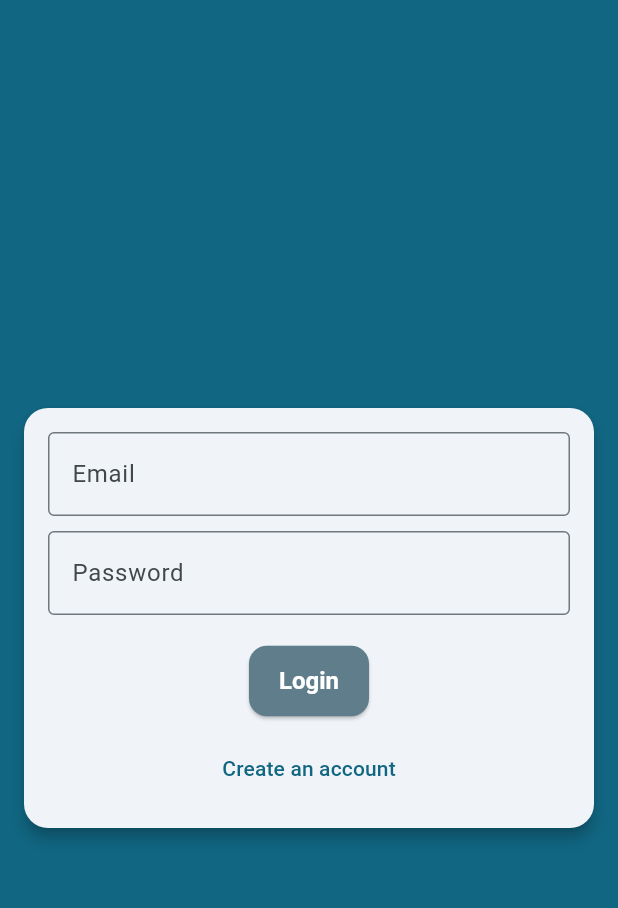
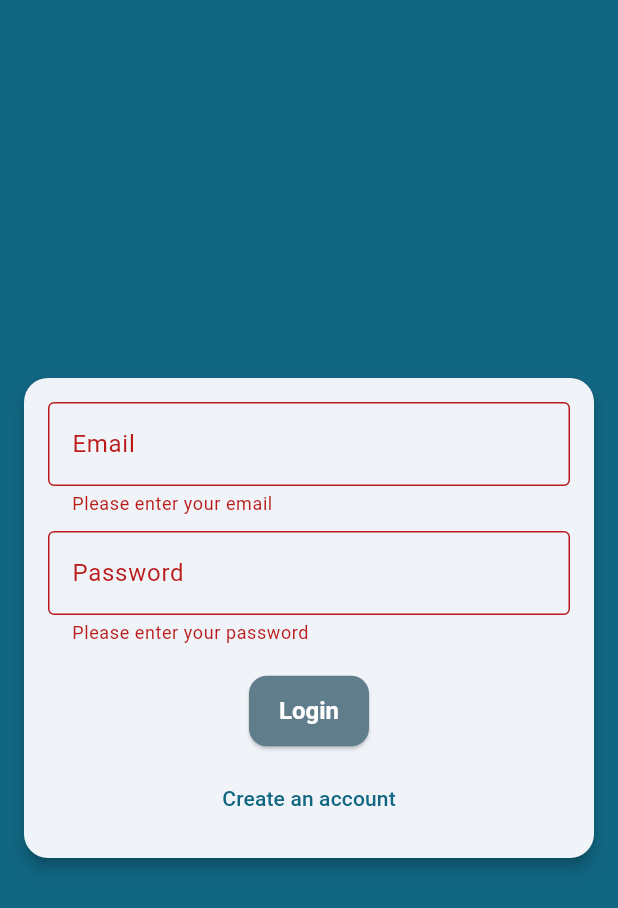
Before and after one commit to dilersik/chat_flutter, a Flutter app: the screen it shows after launch, after a tap on "Login", on a phone screen of 412 x 824 dp. Shown: the top 908 px of the screen. Run offline on Flutter 3.47's test engine with Material 3 defaults, Android fonts, the phone set to English and light mode, and no system bars.

Commit message:
365. Auth Page #04

```diff
--- /dev/null
+++ b/lib/models/auth_form_data.dart
@@ -0,0 +1,29 @@
+import 'dart:io';
+
+enum AuthMode { signup, login }
+
+class AuthFormData {
+  String? name;
+  String? email;
+  String? password;
+  File? image;
+  AuthMode _authMode = AuthMode.login;
+
+  bool get isLogin => _authMode == AuthMode.login;
+  bool get isSignup => _authMode == AuthMode.signup;
+
+  void toggleAuthMode() => _authMode = _authMode == AuthMode.login ? AuthMode.signup : AuthMode.login;
+
+  // Map<String, dynamic> toJson() {
+  //   return {'name': name, 'email': email, 'password': password, 'image': image?.path};
+  // }
+  //
+  // factory AuthFormData.fromJson(Map<String, dynamic> json) {
+  //   return AuthFormData(
+  //     name: json['name'] as String,
+  //     email: json['email'] as String,
+  //     password: json['password'] as String,
+  //     json['image'] != null ? File(json['image']) : null,
+  //   );
+  // }
+}
--- a/lib/widgets/auth_form_widget.dart
+++ b/lib/widgets/auth_form_widget.dart
@@ -1,9 +1,16 @@
+import 'package:chat_flutter/models/auth_form_data.dart';
 import 'package:flutter/material.dart';
 
-class AuthFormWidget extends StatelessWidget {
-  final bool isLogin;
+class AuthFormWidget extends StatefulWidget {
+  const AuthFormWidget({super.key});
 
-  const AuthFormWidget({super.key, this.isLogin = true});
+  @override
+  State<AuthFormWidget> createState() => _AuthFormWidgetState();
+}
+
+class _AuthFormWidgetState extends State<AuthFormWidget> {
+  final _formKey = GlobalKey<FormState>();
+  final _formData = AuthFormData();
 
   @override
   Widget build(BuildContext context) {
@@ -14,42 +21,78 @@ class AuthFormWidget extends StatelessWidget {
       child: Padding(
         padding: const EdgeInsets.all(16.0),
         child: Form(
+          key: _formKey,
           child: Column(
             children: [
+              if (_formData.isSignup)
+                TextFormField(
+                  key: const ValueKey('name'),
+                  initialValue: _formData.name,
+                  onChanged: (value) => _formData.name = value,
+                  decoration: const InputDecoration(labelText: 'Name'),
+                  validator: (value) {
+                    if (value == null || value.trim().isEmpty) {
+                      return 'Please enter your name';
+                    }
+                    return null;
+                  },
+                ),
+              if (_formData.isSignup) const SizedBox(height: 10),
               TextFormField(
+                key: const ValueKey('email'),
+                initialValue: _formData.email,
+                onChanged: (value) => _formData.email = value,
                 decoration: const InputDecoration(labelText: 'Email'),
                 keyboardType: TextInputType.emailAddress,
                 validator: (value) {
-                  if (value == null || value.isEmpty) {
+                  if (value == null || value.trim().isEmpty) {
                     return 'Please enter your email';
+                  }
+                  if (!RegExp(r'^[a-zA-Z0-9._%+-]+@[a-zA-Z0-9.-]+\.[a-zA-Z]{2,}$').hasMatch(value)) {
+                    return 'Please enter a valid email address';
                   }
                   return null;
                 },
               ),
               const SizedBox(height: 10),
               TextFormField(
+                key: const ValueKey('password'),
+                initialValue: _formData.password,
+                onChanged: (value) => _formData.password = value,
                 decoration: const InputDecoration(labelText: 'Password'),
                 obscureText: true,
                 validator: (value) {
                   if (value == null || value.isEmpty) {
                     return 'Please enter your password';
                   }
+                  if (value.length < 6) {
+                    return 'Password must be at least 6 characters long';
+                  }
                   return null;
                 },
               ),
+              if (_formData.isSignup) const SizedBox(height: 10),
+              if (_formData.isSignup)
+                TextFormField(
+                  key: const ValueKey('confirmPassword'),
+                  decoration: const InputDecoration(labelText: 'Confirm Password'),
+                  obscureText: true,
+                  validator: (value) {
+                    if (value == null || value.isEmpty) {
+                      return 'Please confirm your password';
+                    }
+                    if (value != _formData.password) {
+                      return 'Passwords do not match';
+                    }
+                    return null;
+                  },
+                ),
               const SizedBox(height: 20),
-              ElevatedButton(
-                onPressed: () {
-                  // Handle login or register
-                },
-                child: Text(isLogin ? 'Login' : 'Register'),
-              ),
+              ElevatedButton(onPressed: () => _submit(), child: Text(_formData.isLogin ? 'Login' : 'Register')),
               const SizedBox(height: 10),
               TextButton(
-                onPressed: () {
-                  // Switch between login and register
-                },
-                child: Text(isLogin ? 'Create an account' : 'Already have an account?'),
+                onPressed: () => setState(() => _formData.toggleAuthMode()),
+                child: Text(_formData.isLogin ? 'Create an account' : 'Already have an account?'),
               ),
             ],
           ),
@@ -57,4 +100,12 @@ class AuthFormWidget extends StatelessWidget {
       ),
     );
   }
+
+  void _submit() {
+    final isValid = _formKey.currentState?.validate() ?? false;
+    if (!isValid) return;
+    _formKey.currentState?.save();
+
+
+  }
 }
```
